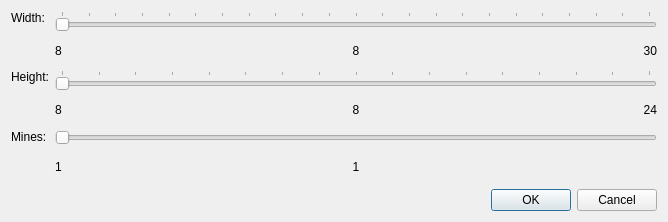
First picture: the form in apps/sapper/src/boardsizedialog.ui, repository petr-panteleyev/cpp, before the edit.
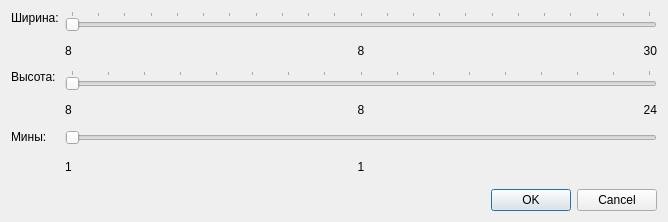
Second picture: the form after the edit.

```diff
--- a/apps/sapper/src/boardsizedialog.ui
+++ b/apps/sapper/src/boardsizedialog.ui
@@ -24,7 +24,7 @@
        <item row="0" column="0">
         <widget class="QLabel" name="label">
          <property name="text">
-          <string>Width:</string>
+          <string notr="true">Ширина:</string>
          </property>
          <property name="alignment">
           <set>Qt::AlignLeading|Qt::AlignLeft|Qt::AlignTop</set>
@@ -97,7 +97,7 @@
        <item row="1" column="0">
         <widget class="QLabel" name="label_2">
          <property name="text">
-          <string>Height:</string>
+          <string notr="true">Высота:</string>
          </property>
          <property name="alignment">
           <set>Qt::AlignLeading|Qt::AlignLeft|Qt::AlignTop</set>
@@ -164,7 +164,7 @@
        <item row="2" column="0">
         <widget class="QLabel" name="label_3">
          <property name="text">
-          <string>Mines:</string>
+          <string notr="true">Мины:</string>
          </property>
          <property name="alignment">
           <set>Qt::AlignLeading|Qt::AlignLeft|Qt::AlignTop</set>
```
Left out of the diff: 2 changed lines with no effect on the pictures.
